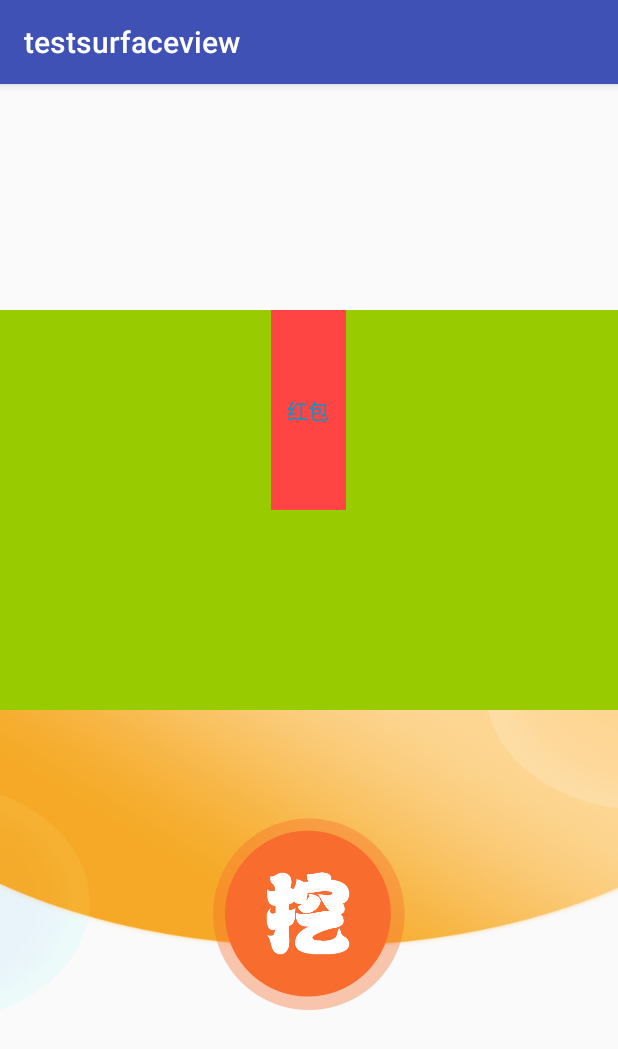
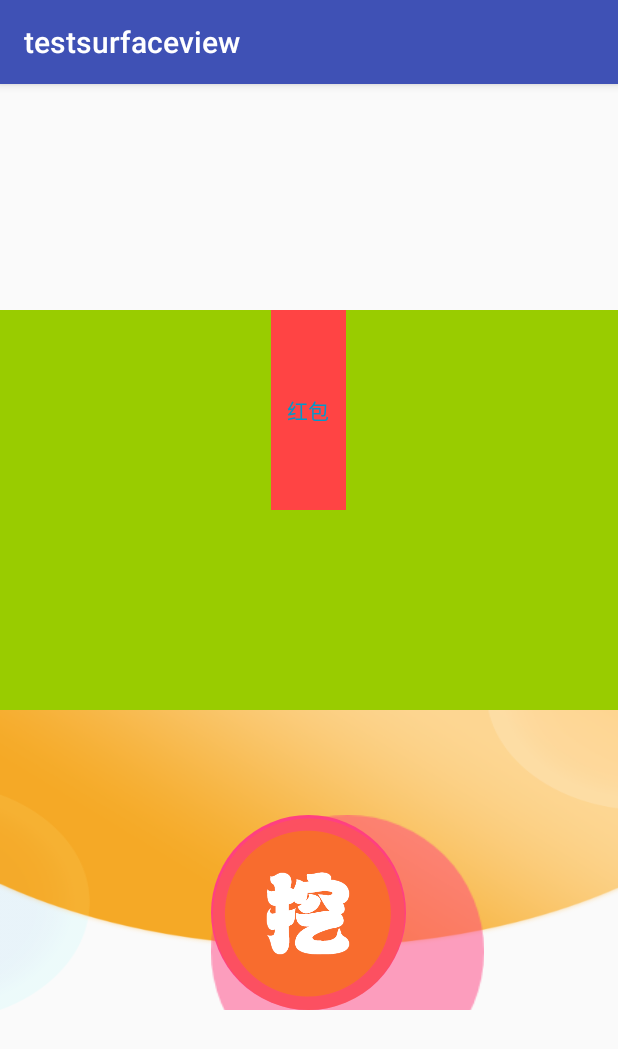
Before and after one commit to xiayu98020214/customView, an Android app: the ReboundActivity screen opened directly, with no data from a screen before it, on a phone screen of 412 x 824 dp. Shown: the top 1049 px of the screen. Run offline under Robolectric (Android 15) with nearby library versions, the phone set to English and light mode, and no system bars; our stand-ins replace Shimmer.

Commit message:
pull view带光波

```diff
--- a/app/src/main/java/com/coinvs/testsurfaceview/PullView.java
+++ b/app/src/main/java/com/coinvs/testsurfaceview/PullView.java
@@ -11,9 +11,7 @@ import android.util.AttributeSet;
 import android.util.Log;
 import android.view.MotionEvent;
 import android.view.View;
-import android.view.animation.Animation;
 import android.view.animation.OvershootInterpolator;
-import android.view.animation.TranslateAnimation;
 import android.widget.FrameLayout;
 import android.widget.LinearLayout;
 import android.widget.RelativeLayout;
@@ -87,6 +85,7 @@ public class PullView extends RelativeLayout {
     private int lastY;
     private boolean rebound = false;
     private int reboundDirection = 0; //<0 表示下部回弹 >0 表示上部回弹 0表示不回弹
+    private boolean pulling = false;
 
     @Override
     public boolean dispatchTouchEvent(MotionEvent ev) {
@@ -105,12 +104,14 @@ public class PullView extends RelativeLayout {
                 break;
 
             case MotionEvent.ACTION_MOVE:
-                if (!isScrollToTop() && !isScrollToBottom()) {
+                if(pulling) break;
+    /*            if (!isScrollToTop() && !isScrollToBottom()) {
                     lastY = (int) ev.getY();
                     break;
-                }
+                }*/
                 //处于顶部或者底部
                 int deltaY = (int) (ev.getY() - lastY);
+                if(deltaY < 0 ) break;
                 //deltaY > 0 下拉 deltaY < 0 上拉
                 if (deltaY > 80) {
                     if (mOnReboundEndListener != null) mOnReboundEndListener.onPull();
@@ -129,15 +130,18 @@ public class PullView extends RelativeLayout {
 
              //   int offset = (int) (deltaY * 0.48);
                 int offset = (int) (deltaY * 0.48);
-                mContentView.layout(mRect.left, mRect.top , mRect.right, mRect.bottom + offset);
-                digView.layout(mRect_dig.left, mRect_dig.top + offset, mRect_dig.right, mRect_dig.bottom + offset);
-
+         //       mContentView.layout(mRect.left, mRect.top , mRect.right, mRect.bottom + offset);
+             //   digView.layout(mRect_dig.left, mRect_dig.top + offset, mRect_dig.right, mRect_dig.bottom + offset);
+                LinearLayout.LayoutParams lp=(LinearLayout.LayoutParams)mContentView.getLayoutParams();
+                lp.height= (mRect.bottom - mRect.top) +offset;
+                mContentView.setLayoutParams(lp);
 
                 rebound = true;
                 break;
 
             case MotionEvent.ACTION_UP:
                 if (!rebound) break;
+                pulling = true;
                 if (mOnReboundEndListener != null) mOnReboundEndListener.onRelease();
                 reboundDirection = mContentView.getTop() - mRect.top;
                 final int distance = mContentView.getBottom() - mRect.bottom;
@@ -147,16 +151,16 @@ public class PullView extends RelativeLayout {
                 animator.addUpdateListener(new ValueAnimator.AnimatorUpdateListener() {
                     @Override
                     public void onAnimationUpdate(ValueAnimator animation) {
-                        Float  value = (Float )animation.getAnimatedValue();
+                        Float value = (Float)animation.getAnimatedValue();
                         Log.e(TAG,"value :"+value);
                         int dis = (int)(distance*value);
-                       /* mContentView.layout(mRect.left, mRect.top, mRect.right, mRect.bottom+dis);
+ /*                       mContentView.layout(mRect.left, mRect.top, mRect.right, mRect.bottom+dis);
                         digView.layout(mRect_dig.left, mRect_dig.top + dis, mRect_dig.right, mRect_dig.bottom + dis);*/
 
                         LinearLayout.LayoutParams lp=(LinearLayout.LayoutParams)mContentView.getLayoutParams();
                         lp.height= (mRect.bottom - mRect.top) +dis;
                         mContentView.setLayoutParams(lp);
-                      //  digView.invalidate();
+                        if(dis == 0 ) pulling = false;
 
                     }
                 });
--- a/app/src/main/java/com/coinvs/testsurfaceview/ReboundActivity.java
+++ b/app/src/main/java/com/coinvs/testsurfaceview/ReboundActivity.java
@@ -6,7 +6,12 @@ import android.graphics.Color;
 import android.support.v7.app.AppCompatActivity;
 import android.os.Bundle;
 import android.view.View;
+import android.view.animation.AlphaAnimation;
+import android.view.animation.Animation;
+import android.view.animation.AnimationSet;
 import android.view.animation.OvershootInterpolator;
+import android.view.animation.ScaleAnimation;
+import android.widget.ImageView;
 
 import com.facebook.shimmer.ShimmerFrameLayout;
 
@@ -92,6 +97,47 @@ public class ReboundActivity extends AppCompatActivity {
                 .setDiffusColor(Color.parseColor("#0cf465"))//设置闪烁圆的颜色
                 .setCoreColor(Color.parseColor("#f40c3a"))//设置中心圆的颜色
                 .onStart();*/
+        setAnim1();
+        setAnim2();
     }
 
+
+
+    private void setAnim1() {
+        AnimationSet as = new AnimationSet(true);
+        //缩放动画，以中心从原始放大到1.4倍
+        ScaleAnimation scaleAnimation = new ScaleAnimation(1.0f, 1.4f, 1.0f, 1.4f,
+                ScaleAnimation.RELATIVE_TO_SELF, 0.5f,
+                ScaleAnimation.RELATIVE_TO_SELF, 0.5f);
+        //渐变动画
+        AlphaAnimation alphaAnimation = new AlphaAnimation(1.0f, 0.5f);
+        scaleAnimation.setDuration(800);
+        scaleAnimation.setRepeatCount(Animation.INFINITE);
+        alphaAnimation.setRepeatCount(Animation.INFINITE);
+        as.setDuration(800);
+        as.addAnimation(scaleAnimation);
+        as.addAnimation(alphaAnimation);
+        ImageView iv1 = findViewById(R.id.iv_wave_1);
+        iv1.startAnimation(as);
+    }
+
+
+    private void setAnim2() {
+        AnimationSet as = new AnimationSet(true);
+        //缩放动画，以中心从1.4倍放大到1.8倍
+        ScaleAnimation scaleAnimation = new ScaleAnimation(1.4f, 1.8f, 1.4f, 1.8f,
+                ScaleAnimation.RELATIVE_TO_SELF, 0.5f,
+                ScaleAnimation.RELATIVE_TO_SELF, 0.5f);
+        //渐变动画
+        AlphaAnimation alphaAnimation = new AlphaAnimation(0.5f, 0.1f);
+        scaleAnimation.setDuration(800);
+        scaleAnimation.setRepeatCount(Animation.INFINITE);
+        alphaAnimation.setRepeatCount(Animation.INFINITE);
+        as.setDuration(800);
+        as.addAnimation(scaleAnimation);
+        as.addAnimation(alphaAnimation);
+        ImageView iv2 = findViewById(R.id.iv_wave_2);
+
+        iv2.startAnimation(as);
+    }
 }
--- /dev/null
+++ b/app/src/main/res/drawable/shape_circle.xml
@@ -0,0 +1,5 @@
+<?xml version="1.0" encoding="utf-8"?>
+<shape xmlns:android="http://schemas.android.com/apk/res/android">
+    <corners android:radius="65dp"/>
+    <solid android:color="@color/colorAccent"/>
+</shape>
--- a/app/src/main/res/layout/activity_rebound.xml
+++ b/app/src/main/res/layout/activity_rebound.xml
@@ -63,15 +63,43 @@
         android:layout_width="match_parent"
         android:layout_height="200dp"
         android:clickable="true"
-
         android:background="@drawable/home_page_background">
 
+
+
+            <!--中心imageView-->
+
+            <!--中间的imageView-->
+            <ImageView
+                android:id="@+id/iv_wave_1"
+                android:layout_width="130dp"
+                android:layout_height="130dp"
+                android:layout_alignParentBottom="true"
+                android:layout_centerHorizontal="true"
+                android:background="@drawable/shape_circle" />
+            <!--最外层imageView-->
+            <ImageView
+                android:id="@+id/iv_wave_2"
+                android:layout_width="130dp"
+                android:layout_height="130dp"
+                android:layout_alignParentBottom="true"
+                android:layout_centerHorizontal="true"
+                android:background="@drawable/shape_circle" />
+
         <ImageView
+            android:id="@+id/iv_wave"
+            android:layout_width="wrap_content"
+            android:layout_height="wrap_content"
+            android:layout_alignParentBottom="true"
+            android:layout_centerHorizontal="true"
+            android:background="@drawable/dig_icon" />
+
+   <!--     <ImageView
             android:layout_width="wrap_content"
             android:layout_height="wrap_content"
             android:src="@drawable/dig_icon"
             android:layout_alignParentBottom="true"
-            android:layout_centerHorizontal="true"/>
+            android:layout_centerHorizontal="true"/>-->
 
 
     </com.coinvs.testsurfaceview.PullView>
```
